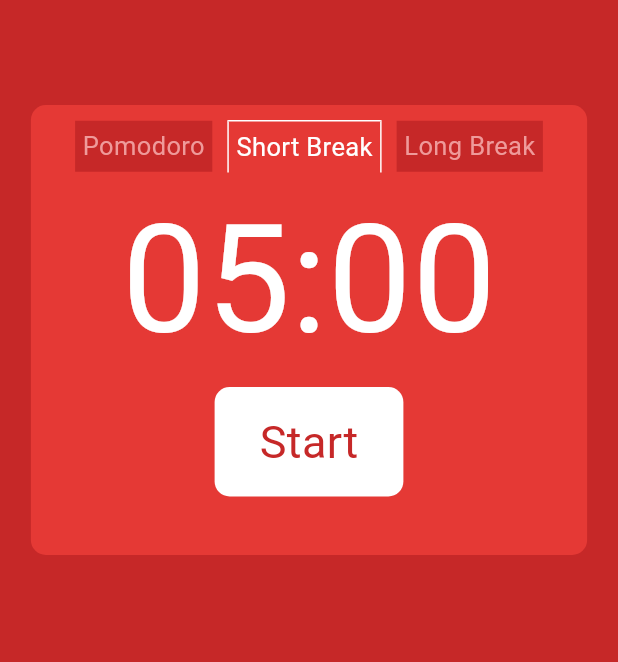
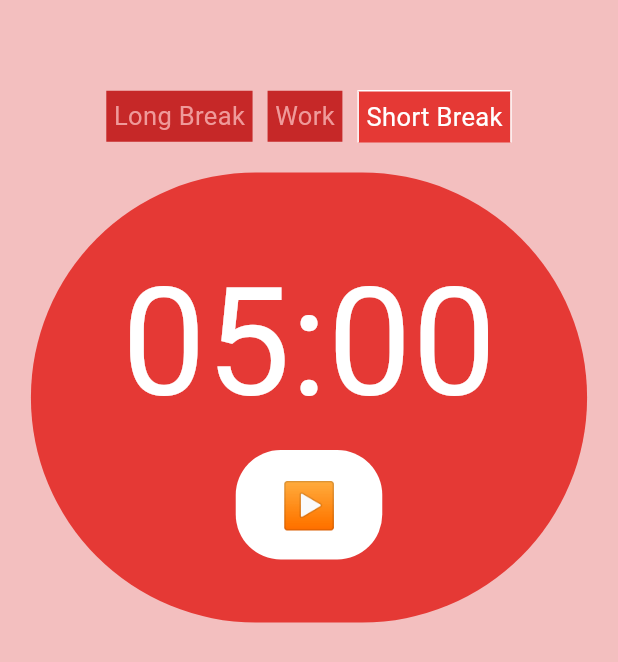
Before and after one commit to dmmaia/pomodoro_timer_flutter, a Flutter app: the screen it shows after launch, after a tap on "Short Break", on a phone screen of 412 x 824 dp. Shown: the top 662 px of the screen. Run offline on Flutter 3.47's test engine with Material 3 defaults, Android fonts, the phone set to English and light mode, and no system bars; our stand-ins replace flutter_mobx, mobx; missing offline and left inert: flutter_ringtone_player; generated files the repository leaves out were written again.

Commit message:
style: timer style changed

```diff
--- a/lib/main.dart
+++ b/lib/main.dart
@@ -76,7 +76,7 @@
         body: Container(
       padding: EdgeInsetsDirectional.fromSTEB(0, 50, 0, 0),
       decoration: BoxDecoration(
-        color: Colors.red[800],
+        color: const Color.fromARGB(255, 243, 191, 191),
       ),
       width: MediaQuery.of(context).size.width,
       child: Column(
--- a/lib/timer.dart
+++ b/lib/timer.dart
@@ -93,87 +93,11 @@
   @override
   Widget build(BuildContext context) {
     return Center(
-      child: Container(
-        width: MediaQuery.of(context).size.width * 0.90,
-        margin: EdgeInsets.only(top: 20),
-        height: 300,
-        decoration: BoxDecoration(
-          color: Colors.red[600],
-          borderRadius: BorderRadius.circular(10),
-        ),
       child: Column(
         children: [
           Row(
             mainAxisAlignment: MainAxisAlignment.center,
             children: [
-                InkWell(
-                  onTap: () {
-                    setState(() {
-                      if (store.timerTable != "pomodoro") {
-                        if (store.timer != null) store.timer!.cancel();
-                        store.started = false;
-                        changeTimerByTab("pomodoro");
-                      }
-                    });
-                  },
-                  child: Container(
-                    margin: EdgeInsets.only(top: 10),
-                    padding: EdgeInsetsDirectional.fromSTEB(5, 5, 5, 5),
-                    decoration: BoxDecoration(
-                      color: store.timerTable == "pomodoro"
-                          ? Colors.red[600]
-                          : Colors.red.shade800,
-                      border: store.timerTable == "pomodoro"
-                          ? Border(
-                              right: BorderSide(color: Colors.white),
-                              top: BorderSide(color: Colors.white),
-                              left: BorderSide(color: Colors.white))
-                          : Border(),
-                    ),
-                    child: Text(
-                      "Pomodoro",
-                      style: TextStyle(
-                          fontSize: 17,
-                          color: store.timerTable == "pomodoro"
-                              ? Colors.white
-                              : Colors.red[200]),
-                    ),
-                  ),
-                ),
-                InkWell(
-                  onTap: () {
-                    setState(() {
-                      if (store.timerTable != "short_break") {
-                        if (store.timer != null) store.timer!.cancel();
-                        store.started = false;
-                        changeTimerByTab("short_break");
-                      }
-                    });
-                  },
-                  child: Container(
-                    margin: EdgeInsets.only(top: 10, right: 10, left: 10),
-                    padding: EdgeInsetsDirectional.fromSTEB(5, 5, 5, 5),
-                    decoration: BoxDecoration(
-                      color: store.timerTable == "short_break"
-                          ? Colors.red[600]
-                          : Colors.red.shade800,
-                      border: store.timerTable == "short_break"
-                          ? Border(
-                              right: BorderSide(color: Colors.white),
-                              top: BorderSide(color: Colors.white),
-                              left: BorderSide(color: Colors.white))
-                          : Border(),
-                    ),
-                    child: Text(
-                      "Short Break",
-                      style: TextStyle(
-                          fontSize: 17,
-                          color: store.timerTable == "short_break"
-                              ? Colors.white
-                              : Colors.red[200]),
-                    ),
-                  ),
-                ),
               InkWell(
                 onTap: () {
                   setState(() {
@@ -207,9 +131,88 @@
                             : Colors.red[200]),
                   ),
                 ),
-                )
+              ),
+              InkWell(
+                onTap: () {
+                  setState(() {
+                    if (store.timerTable != "pomodoro") {
+                      if (store.timer != null) store.timer!.cancel();
+                      store.started = false;
+                      changeTimerByTab("pomodoro");
+                    }
+                  });
+                },
+                child: Container(
+                  margin: EdgeInsets.only(top: 10, left: 10),
+                  padding: EdgeInsetsDirectional.fromSTEB(5, 5, 5, 5),
+                  decoration: BoxDecoration(
+                    color: store.timerTable == "pomodoro"
+                        ? Colors.red[600]
+                        : Colors.red.shade800,
+                    border: store.timerTable == "pomodoro"
+                        ? Border(
+                            right: BorderSide(color: Colors.white),
+                            top: BorderSide(color: Colors.white),
+                            left: BorderSide(color: Colors.white))
+                        : Border(),
+                  ),
+                  child: Text(
+                    "Work",
+                    style: TextStyle(
+                        fontSize: 17,
+                        color: store.timerTable == "pomodoro"
+                            ? Colors.white
+                            : Colors.red[200]),
+                  ),
+                ),
+              ),
+              InkWell(
+                onTap: () {
+                  setState(() {
+                    if (store.timerTable != "short_break") {
+                      if (store.timer != null) store.timer!.cancel();
+                      store.started = false;
+                      changeTimerByTab("short_break");
+                    }
+                  });
+                },
+                child: Container(
+                  margin: EdgeInsets.only(top: 10, left: 10),
+                  padding: EdgeInsetsDirectional.fromSTEB(5, 5, 5, 5),
+                  decoration: BoxDecoration(
+                    color: store.timerTable == "short_break"
+                        ? Colors.red[600]
+                        : Colors.red.shade800,
+                    border: store.timerTable == "short_break"
+                        ? Border(
+                            right: BorderSide(color: Colors.white),
+                            top: BorderSide(color: Colors.white),
+                            left: BorderSide(color: Colors.white))
+                        : Border(),
+                  ),
+                  child: Text(
+                    "Short Break",
+                    style: TextStyle(
+                        fontSize: 17,
+                        color: store.timerTable == "short_break"
+                            ? Colors.white
+                            : Colors.red[200]),
+                  ),
+                ),
+              ),
             ],
           ),
+          Container(
+            width: MediaQuery.of(context).size.width * 0.90,
+            margin: EdgeInsets.only(top: 20),
+            height: 300,
+            decoration: BoxDecoration(
+              color: Colors.red[600],
+              borderRadius: BorderRadius.circular(300),
+            ),
+            child: Column(
+              mainAxisAlignment: MainAxisAlignment.center,
+              children: [
                 Text(
                   formatedTime(store.seconds),
                   style: TextStyle(fontSize: 100, color: Colors.white),
@@ -224,11 +227,12 @@
                       ? Container(
                           decoration: BoxDecoration(
                             color: Colors.red[300],
-                        borderRadius: BorderRadius.circular(10),
+                            borderRadius: BorderRadius.circular(30),
                           ),
-                      padding: EdgeInsetsDirectional.fromSTEB(30, 15, 30, 15),
+                          padding:
+                              EdgeInsetsDirectional.fromSTEB(30, 15, 30, 15),
                           child: Text(
-                        "Pause",
+                            "❚❚",
                             style: TextStyle(
                               fontSize: 30,
                               color: Colors.red[900],
@@ -238,11 +242,12 @@
                       : Container(
                           decoration: BoxDecoration(
                             color: Colors.white,
-                        borderRadius: BorderRadius.circular(10),
+                            borderRadius: BorderRadius.circular(30),
                           ),
-                      padding: EdgeInsetsDirectional.fromSTEB(30, 15, 30, 15),
+                          padding:
+                              EdgeInsetsDirectional.fromSTEB(30, 15, 30, 15),
                           child: Text(
-                        "Start",
+                            "▶",
                             style: TextStyle(
                               fontSize: 30,
                               color: Colors.red[800],
@@ -253,6 +258,8 @@
               ],
             ),
           ),
+        ],
+      ),
     );
   }
 }
```
Also changed, not shown: pubspec.lock, 1 other file. Lines whose indentation alone changed are shown as unchanged.
